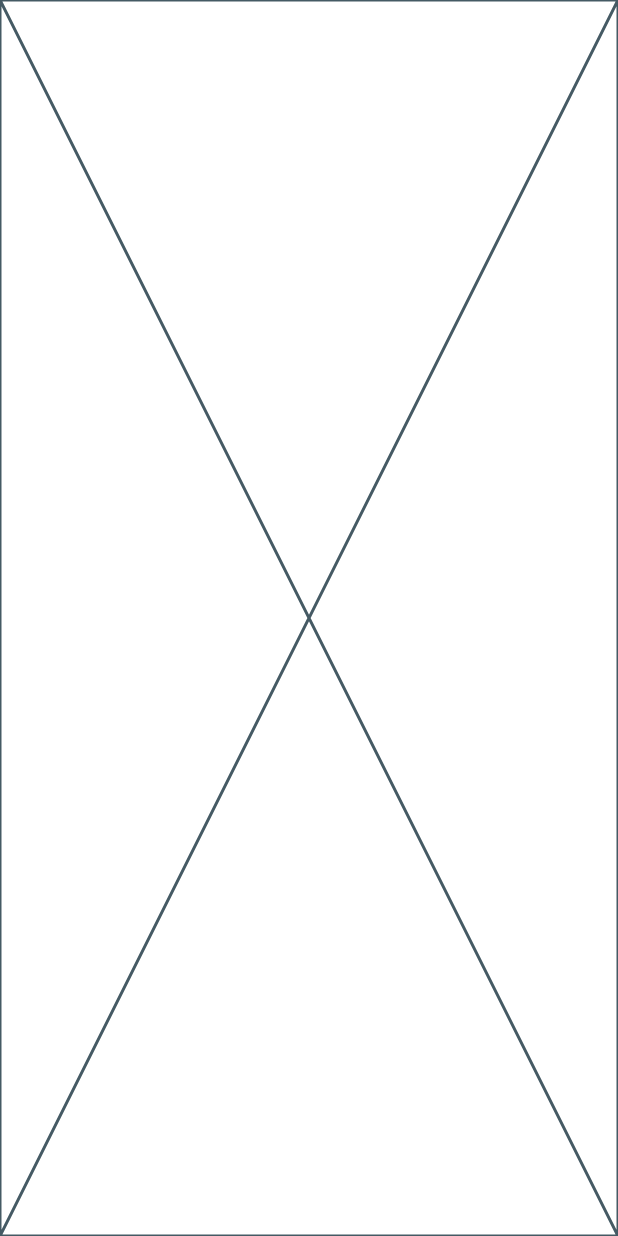
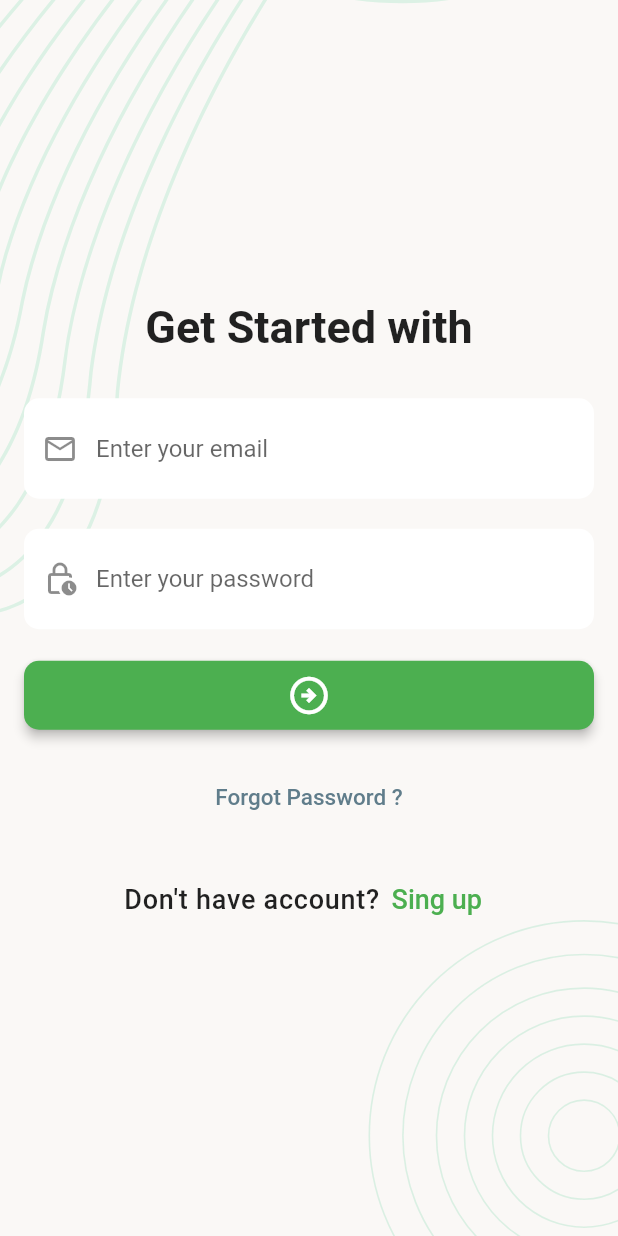
Before and after one commit to moniruzzaman76/Task-Manager-App, a Flutter app: the screen it shows after launch, on a phone screen of 412 x 824 dp. Run offline on Flutter 3.47's test engine with Material 2 defaults, Android fonts, the phone set to English and light mode, and no system bars; our stand-ins replace flutter_svg.

Commit message:
Complete login screen ui

```diff
--- a/lib/app.dart
+++ b/lib/app.dart
@@ -9,11 +9,63 @@ class MyApp extends StatelessWidget {
       debugShowCheckedModeBanner: false,
       home: const SplashScreen(),
       theme: ThemeData(
-        brightness: Brightness.light
+        brightness: Brightness.light,
+        primarySwatch: Colors.green,
+        inputDecorationTheme: InputDecorationTheme(
+          contentPadding: const EdgeInsets.symmetric(vertical: 24, horizontal: 16),
+          border: OutlineInputBorder(
+            borderRadius: BorderRadius.circular(10),
+            borderSide: BorderSide.none,
+          ),
+          fillColor: Colors.white,
+          filled: true,
+        ),
+        elevatedButtonTheme: ElevatedButtonThemeData(
+          style: ElevatedButton.styleFrom(
+            elevation: 3,
+           padding: const EdgeInsets.symmetric(vertical:8,),
+            shape: RoundedRectangleBorder(
+              borderRadius: BorderRadius.circular(10),
+            )
+          ),
+        ),
+        textTheme:const TextTheme(
+          titleLarge: TextStyle(
+            fontSize: 30,
+            fontWeight: FontWeight.w600
+           ),
+        ),
       ),
+
       darkTheme: ThemeData(
-        brightness: Brightness.light
+        brightness: Brightness.dark,
+        primarySwatch: Colors.deepOrange,
+        inputDecorationTheme: InputDecorationTheme(
+          contentPadding: const EdgeInsets.symmetric(vertical: 24, horizontal: 16),
+          border: OutlineInputBorder(
+            borderRadius: BorderRadius.circular(10),
+            borderSide: BorderSide.none,
+          ),
+          fillColor: Colors.white,
+          filled: true,
+        ),
+        elevatedButtonTheme: ElevatedButtonThemeData(
+          style: ElevatedButton.styleFrom(
+              elevation: 3,
+              padding: const EdgeInsets.symmetric(vertical:8,),
+              shape: RoundedRectangleBorder(
+                borderRadius: BorderRadius.circular(10),
+              )
+          ),
+        ),
+        textTheme:const TextTheme(
+          titleLarge: TextStyle(
+              fontSize: 30,
+              fontWeight: FontWeight.w600
+          ),
+        ),
       ),
+
       themeMode: ThemeMode.light
     );
   }
--- a/lib/ui/screen/login_screen.dart
+++ b/lib/ui/screen/login_screen.dart
@@ -1,4 +1,5 @@
-import 'package:flutter/cupertino.dart';
+import 'package:flutter/material.dart';
+import '../../widgets/background_images.dart';
 
 class LoginScreen extends StatefulWidget {
   const LoginScreen({Key? key}) : super(key: key);
@@ -8,8 +9,90 @@ class LoginScreen extends StatefulWidget {
 }
 
 class _LoginScreenState extends State<LoginScreen> {
+
+  final TextEditingController _emailEditingController = TextEditingController();
+  final TextEditingController _passwordEditingController = TextEditingController();
+
   @override
   Widget build(BuildContext context) {
-    return const Placeholder();
+    return Scaffold(
+      body: SafeArea(
+        child: ScreenBackGround(
+            child: Center(
+              child: Padding(
+                padding: const EdgeInsets.all(16.0),
+                child: Column(
+                  mainAxisAlignment: MainAxisAlignment.center,
+                  crossAxisAlignment: CrossAxisAlignment.center,
+                  children: [
+                     Text("Get Started with",
+                    style: Theme.of(context).textTheme.titleLarge,),
+
+                    const SizedBox(height: 30,),
+
+                    TextFormField(
+                      controller: _emailEditingController,
+                     keyboardType: TextInputType.emailAddress,
+                     decoration: const InputDecoration(
+                       hintText: "Enter your email",
+                       prefixIcon: Icon(Icons.email_outlined),
+                     ),
+                    ),
+
+                    const SizedBox(height: 20,),
+
+                    TextFormField(
+                      controller: _passwordEditingController,
+                      decoration: const InputDecoration(
+                        hintText: "Enter your password",
+                        prefixIcon: Icon(Icons.lock_clock_outlined),
+                      ),
+                    ),
+
+                    const SizedBox(height: 20,),
+
+                    SizedBox(
+                       width: double.infinity,
+                      child: ElevatedButton(
+                          onPressed: (){},
+                          child: const Icon(Icons.arrow_circle_right_outlined,size: 30,)
+                      ),
+                    ),
+
+                    const SizedBox(height: 20,),
+
+                    TextButton(
+                      onPressed: (){ },
+                      child: const Text("Forgot Password ?",style: TextStyle(
+                      color: Colors.blueGrey,
+                      fontSize: 15,
+                    ),),
+                    ),
+
+                    const SizedBox(height: 20,),
+
+                    Row(
+                      mainAxisAlignment: MainAxisAlignment.center,
+                      children: [
+                             const Text("Don't have account?",style: TextStyle(
+                              fontSize: 18,
+                             fontWeight: FontWeight.w500,
+                               letterSpacing: 0.5
+                            ),),
+
+                        TextButton(onPressed: (){},
+                            child: const Text("Sing up",style: TextStyle(
+                              fontSize: 18,
+                            ),),
+                        )
+                      ],
+                    )
+                  ],
+                ),
+              ),
+            )
+        ),
+      ),
+    );
   }
 }
--- a/lib/ui/screen/splash_screen.dart
+++ b/lib/ui/screen/splash_screen.dart
@@ -1,7 +1,6 @@
 import 'package:flutter/material.dart';
-import 'package:flutter_svg/svg.dart';
 import 'package:task_manager/ui/assets_utils/assets_utils.dart';
-
+import 'package:task_manager/widgets/background_images.dart';
 import 'login_screen.dart';
 
 class SplashScreen extends StatefulWidget {
@@ -33,35 +32,17 @@ class _SplashScreenState extends State<SplashScreen> {
         body: SafeArea(
       child: Stack(
         children: [
-          SvgPicture.asset(
-            AssetUtils.background,
-            width: MediaQuery.of(context).size.width,
-            height: MediaQuery.of(context).size.height,
-            fit: BoxFit.cover,
-          ),
-          Column(
-            children: [
-              const SizedBox(
-                height: 160,
-              ),
-              const Text(
-                "Welcome",
-                style: TextStyle(
-                    color: Colors.teal,
-                    fontWeight: FontWeight.bold,
-                    fontSize: 50),
-              ),
-              const SizedBox(
-                height: 100,
-              ),
-              Image.asset(
-                AssetUtils.splashLogo,
-                height: 170,
-                width: double.infinity,
-                fit: BoxFit.cover,
-              ),
-            ],
+          ScreenBackGround(
+              child:  Center(
+                child: Image.asset(
+                  AssetUtils.splashLogo,
+                  height: 170,
+                  width: double.infinity,
+                  fit: BoxFit.cover,
+                ),
+              )
           )
+
         ],
       ),
     ));
--- /dev/null
+++ b/lib/widgets/background_images.dart
@@ -0,0 +1,24 @@
+import 'package:flutter/cupertino.dart';
+import 'package:flutter_svg/flutter_svg.dart';
+import '../ui/assets_utils/assets_utils.dart';
+
+class ScreenBackGround extends StatelessWidget {
+  const ScreenBackGround({Key? key, required this.child}) : super(key: key);
+
+  final Widget child;
+
+  @override
+  Widget build(BuildContext context) {
+    return Stack(
+      children: [
+        SvgPicture.asset(
+          AssetUtils.background,
+          width: MediaQuery.of(context).size.width,
+          height: MediaQuery.of(context).size.height,
+          fit: BoxFit.cover,
+        ),
+        child
+      ],
+    );
+  }
+}
```
